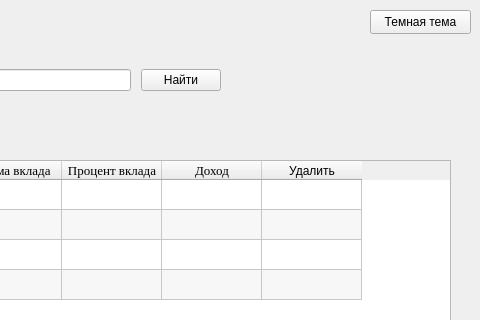
The window that Ui/Таблица.ui (notprogamer3/PractiseProject) describes before a commit, drawn with Qt 5; both pictures show x 680 to 1160 and y 0 to 320 of the 1160 by 868 pixel window.
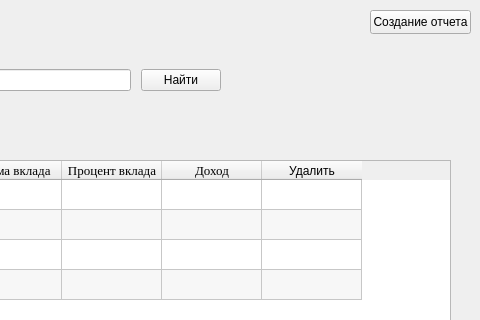
The same window after the commit.

What changed in the file:
```diff
--- a/Ui/Таблица.ui
+++ b/Ui/Таблица.ui
@@ -243,7 +243,7 @@
      </rect>
     </property>
     <property name="text">
-     <string>Темная тема</string>
+     <string>Создание отчета</string>
     </property>
    </widget>
   </widget>
```
